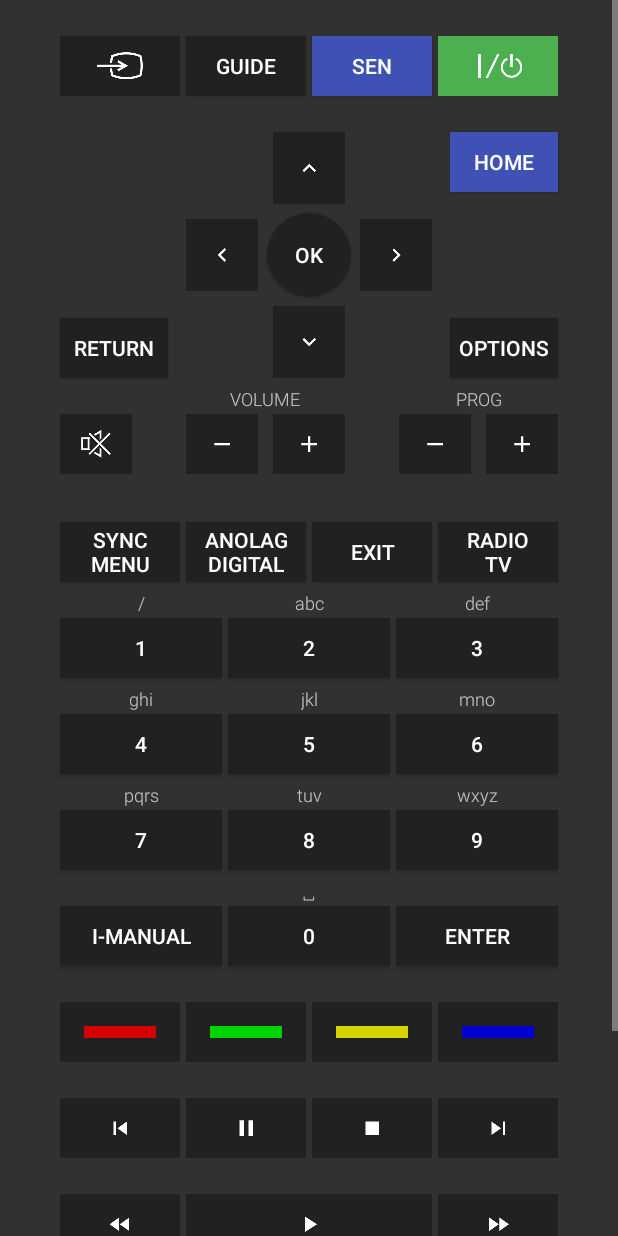
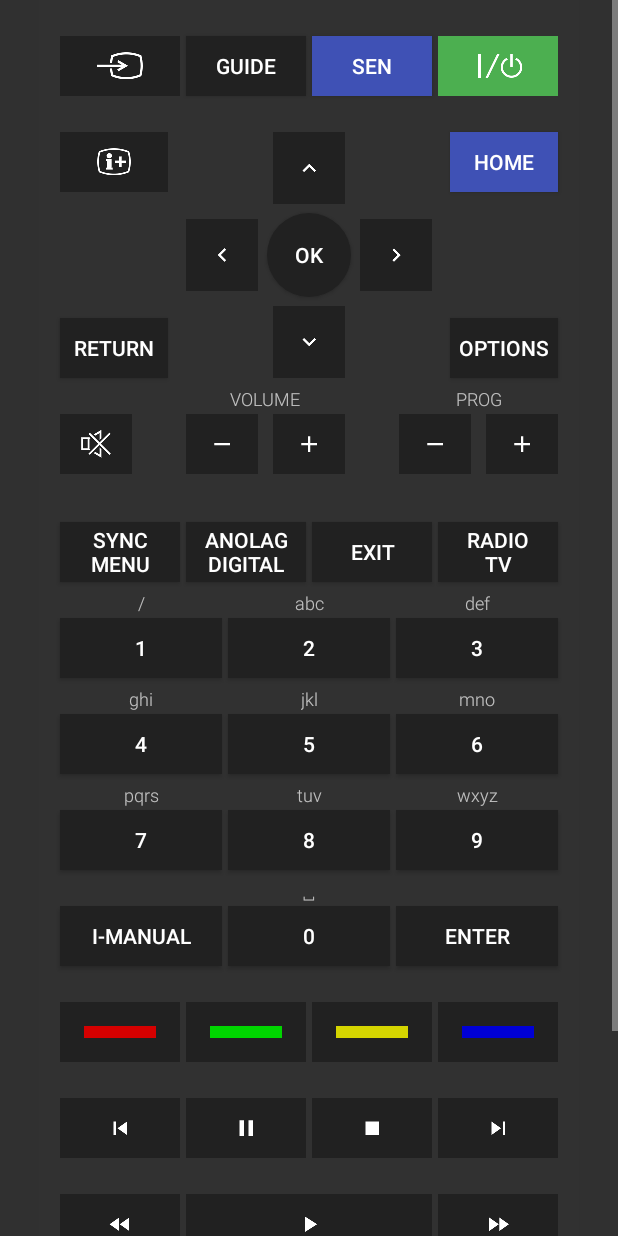
Before and after one commit to andan67/sonytvswitch, an Android app: the layout fragment_remote_control.xml on its own in the app's theme, with its tools: preview values and no code run, on a phone screen of 412 x 824 dp. Run offline under Robolectric (Android 15) with nearby library versions, the phone set to English and light mode, and no system bars.

Commit message:
Improved remote control and current program handling

```diff
--- a/app/src/main/res/drawable/rc_btn_dark_selector.xml
+++ b/app/src/main/res/drawable/rc_btn_dark_selector.xml
@@ -1,5 +1,9 @@
 <?xml version="1.0" encoding="utf-8"?>
 <selector xmlns:android="http://schemas.android.com/apk/res/android">
-    <item android:state_pressed="true" android:drawable="@color/grey_500"/>
-    <item android:drawable="@color/grey_900"/>
+    <item android:drawable="@color/grey_500" android:state_pressed="true">
+        <shape android:shape="oval" />
+    </item>
+    <item android:drawable="@color/grey_900">
+        <shape android:shape="oval" />
+    </item>
 </selector>
--- a/app/src/main/res/layout-sw480dp/fragment_remote_control.xml
+++ b/app/src/main/res/layout-sw480dp/fragment_remote_control.xml
@@ -83,6 +83,20 @@
                 app:layout_constraintStart_toEndOf="@+id/sen"
                 app:layout_constraintTop_toTopOf="parent"
                 app:srcCompat="@drawable/ic_remote_dpadviewpowerbutton" />
+
+            <ImageButton
+                android:id="@+id/bdv_display"
+                android:layout_width="96dp"
+                android:layout_height="48dp"
+                android:layout_marginStart="14dp"
+                android:layout_marginLeft="14dp"
+                android:layout_marginTop="24dp"
+                android:background="@drawable/rc_btn_dark_selector"
+                android:onClick="@{() -> clickListener.onClick(&quot;Display&quot;)}"
+                android:tint="@android:color/white"
+                app:layout_constraintTop_toBottomOf="@+id/input"
+                app:layout_constraintStart_toStartOf="parent"
+                app:srcCompat="@drawable/ic_remote_bdv_display" />
 
             <Button
                 android:id="@+id/home"
@@ -855,6 +869,7 @@
                 android:layout_marginStart="4dp"
                 android:layout_marginLeft="4dp"
                 android:background="@drawable/rc_btn_dark_selector"
+                android:onClick="@{() -> clickListener.onClick(&quot;Audio&quot;)}"
                 android:fontFamily="sans-serif-medium"
                 android:text="Audio"
                 android:textSize="14sp"
@@ -862,13 +877,13 @@
                 app:layout_constraintStart_toEndOf="@+id/view_cc" />
 
             <ImageButton
-                android:id="@+id/bdv_display"
+                android:id="@+id/teletext"
                 android:layout_width="110dp"
                 android:layout_height="48dp"
                 android:layout_marginStart="4dp"
                 android:layout_marginLeft="4dp"
                 android:background="@drawable/rc_btn_dark_selector"
-                android:onClick="@{() -> clickListener.onClick(&quot;Audio&quot;)}"
+                android:onClick="@{() -> clickListener.onClick(&quot;Teletext&quot;)}"
                 android:tint="@android:color/white"
                 app:layout_constraintBottom_toBottomOf="@+id/audio"
                 app:layout_constraintStart_toEndOf="@+id/audio"
--- a/app/src/main/res/layout/fragment_remote_control.xml
+++ b/app/src/main/res/layout/fragment_remote_control.xml
@@ -83,6 +83,20 @@
                 app:layout_constraintStart_toEndOf="@+id/sen"
                 app:layout_constraintTop_toTopOf="parent"
                 app:srcCompat="@drawable/ic_remote_dpadviewpowerbutton" />
+
+            <ImageButton
+                android:id="@+id/bdv_display"
+                android:layout_width="72dp"
+                android:layout_height="40dp"
+                android:layout_marginStart="14dp"
+                android:layout_marginLeft="14dp"
+                android:layout_marginTop="24dp"
+                android:background="@drawable/rc_btn_dark_selector"
+                android:onClick="@{() -> clickListener.onClick(&quot;Display&quot;)}"
+                android:tint="@android:color/white"
+                app:layout_constraintTop_toBottomOf="@+id/input"
+                app:layout_constraintStart_toStartOf="parent"
+                app:srcCompat="@drawable/ic_remote_bdv_display" />
 
             <Button
                 android:id="@+id/home"
@@ -855,6 +869,7 @@
                 android:layout_marginStart="4dp"
                 android:layout_marginLeft="4dp"
                 android:background="@drawable/rc_btn_dark_selector"
+                android:onClick="@{() -> clickListener.onClick(&quot;Audio&quot;)}"
                 android:fontFamily="sans-serif-medium"
                 android:text="Audio"
                 android:textSize="14sp"
@@ -862,13 +877,13 @@
                 app:layout_constraintStart_toEndOf="@+id/view_cc" />
 
             <ImageButton
-                android:id="@+id/bdv_display"
+                android:id="@+id/bdv_teletext"
                 android:layout_width="80dp"
                 android:layout_height="40dp"
                 android:layout_marginStart="4dp"
                 android:layout_marginLeft="4dp"
                 android:background="@drawable/rc_btn_dark_selector"
-                android:onClick="@{() -> clickListener.onClick(&quot;Audio&quot;)}"
+                android:onClick="@{() -> clickListener.onClick(&quot;Teletext&quot;)}"
                 android:tint="@android:color/white"
                 app:layout_constraintBottom_toBottomOf="@+id/audio"
                 app:layout_constraintStart_toEndOf="@+id/audio"
--- a/sdb/src/main/java/org/andan/av/sony/SonyIPControl.java
+++ b/sdb/src/main/java/org/andan/av/sony/SonyIPControl.java
@@ -208,7 +208,6 @@ public class SonyIPControl {
     }
 
     public int sendIRCC(String code) {
-        checkExpiryDate();
         return SonyIrcc.sendIRCC(code, getBaseUrl(), cookie);
     }
 
@@ -243,11 +242,13 @@ public class SonyIPControl {
         return response;
     }
 
-    private void checkExpiryDate() {
+    public boolean checkAndRenewCookie() {
         if (cookieExprireTime - System.currentTimeMillis() < MAX_TIME_UNTIL_COOKIE_EXPIRES_IN_MILLIS) {
             // reauthenticate
             registerRemoteControl(null);
+            return true;
         }
+        return false;
     }
 
     public void setCodeMapFromRemoteControllerInfo() {
@@ -289,7 +290,6 @@ public class SonyIPControl {
     }
 
     public SonyJsonRpcResponse setPlayContent(String uri) {
-        checkExpiryDate();
         return SonyJsonRpc.setPlayContent(getBaseUrl(), uri, cookie);
     }
 
```
Also changed, not shown: app/src/main/java/org/andan/android/tvbrowser/sonycontrolplugin/ControlViewModel.kt (+6 -3 lines), app/src/main/java/org/andan/android/tvbrowser/sonycontrolplugin/MainActivity.kt (+11 -0 lines), app/src/main/java/org/andan/android/tvbrowser/sonycontrolplugin/ProgramListFragment.kt (+3 -7 lines), app/src/main/java/org/andan/android/tvbrowser/sonycontrolplugin/SonyIPControlIntentService.kt (+29 -10 lines), 1 other file.
